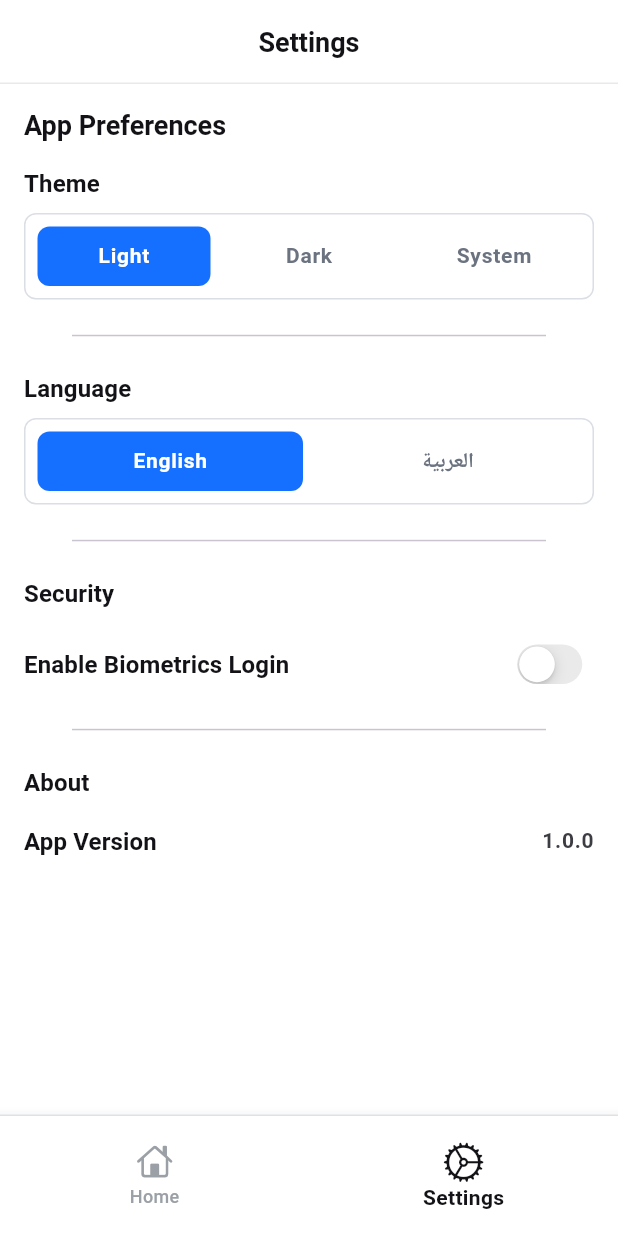
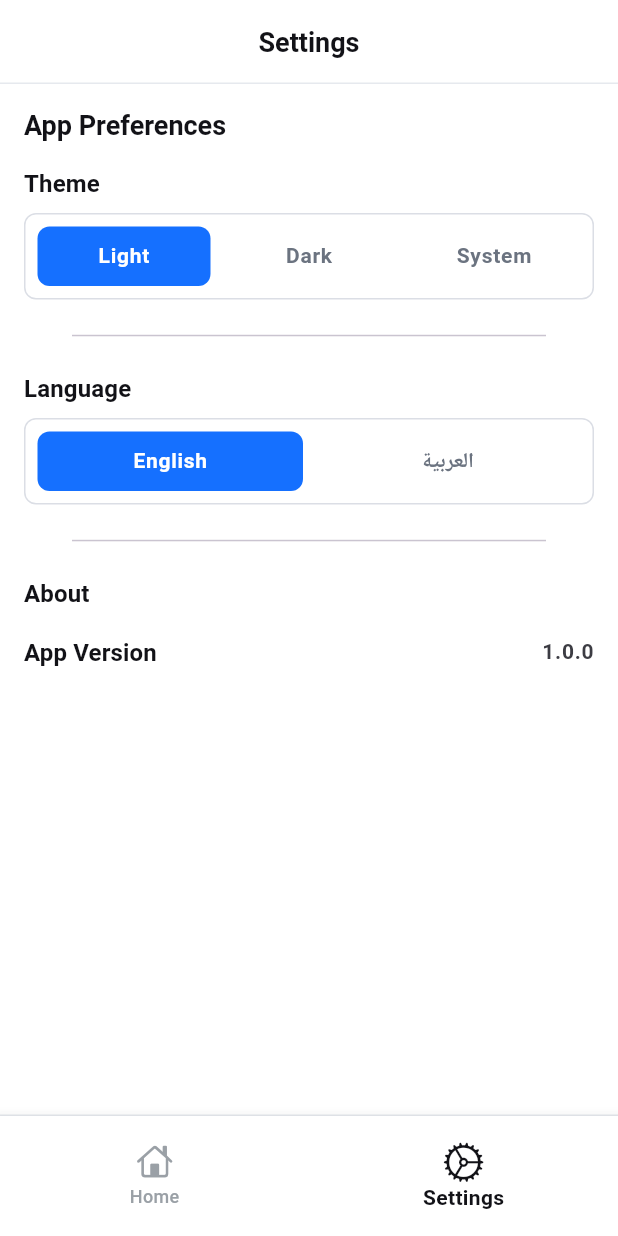
Before and after one commit to OmarAdel10/doist, a Flutter app: the screen it shows after launch, item 2 of the bottom bar chosen, on a phone screen of 412 x 824 dp. Run offline on Flutter 3.47's test engine with Material 3 defaults, Android fonts, the phone set to English and light mode, and no system bars; our stand-ins replace equatable, flutter_animate, flutter_bloc, flutter_slidable, hydrated_bloc, lottie and 2 more.

Commit message:
removed the security section because the app is too simple and doesn't need a security ( maybe i will add it in the future )

```diff
--- a/lib/settings_tab/view/screens/settings_tab.dart
+++ b/lib/settings_tab/view/screens/settings_tab.dart
@@ -1,7 +1,6 @@
 import 'package:doist/generated/l10n.dart';
 import 'package:doist/settings_tab/view/widgets/about_section.dart';
 import 'package:doist/settings_tab/view/widgets/language_section.dart';
-import 'package:doist/settings_tab/view/widgets/security_section.dart';
 import 'package:doist/settings_tab/view/widgets/theme_section.dart';
 import 'package:doist/settings_tab/view_model/settings_view_model.dart';
 import 'package:doist/shared/app_theme.dart';
@@ -35,10 +34,6 @@ class SettingsTab extends StatelessWidget {
           const SizedBox(height: 16,),
           const Divider(indent: 32,endIndent: 32,),
           const SizedBox(height: 16,),
-          const SecuritySection(),
-          const SizedBox(height: 16,),
-          const Divider(indent: 32,endIndent: 32,),
-          const SizedBox(height: 16,),
           const AboutSection(),
         ],
       ),
--- a/lib/settings_tab/view/widgets/security_section.dart
+++ /dev/null
@@ -1,61 +0,0 @@
-import 'package:doist/generated/l10n.dart';
-import 'package:doist/settings_tab/view_model/settings_events.dart';
-import 'package:doist/settings_tab/view_model/settings_states.dart';
-import 'package:doist/settings_tab/view_model/settings_view_model.dart';
-import 'package:doist/shared/app_theme.dart';
-import 'package:flutter/cupertino.dart';
-import 'package:flutter/material.dart';
-import 'package:flutter_bloc/flutter_bloc.dart';
-
-class SecuritySection extends StatelessWidget {
-  const SecuritySection({super.key});
-
-  @override
-  Widget build(BuildContext context) {
-    return Column(
-      crossAxisAlignment: CrossAxisAlignment.start,
-      children: [
-        Text(
-          S.of(context).security,
-          style: Theme.of(context).textTheme.labelLarge!.copyWith(
-            color:
-                context.read<SettingsBloc>().state.model.themeMode ==
-                    ThemeMode.light
-                ? AppTheme.lightModeBlack
-                : AppTheme.darkModeWhite,
-          ),
-        ),
-        const SizedBox(height: 16),
-        Row(
-          mainAxisAlignment: MainAxisAlignment.spaceBetween,
-          children: [
-            Text(
-              S.of(context).enable_biometrics_login,
-              style: Theme.of(context).textTheme.labelLarge!.copyWith(
-                color:
-                    context.read<SettingsBloc>().state.model.themeMode ==
-                        ThemeMode.light
-                    ? AppTheme.lightModeBlack
-                    : AppTheme.darkModeWhite,
-              ),
-            ),
-            BlocBuilder<SettingsBloc, SettingsState>(
-              builder: (context, state) {
-                return Transform.scale(
-                  scale: 0.85,
-                  child: CupertinoSwitch(
-                    activeTrackColor: AppTheme.darkModeSecondry,
-                    value: state.model.enabledBioMetricLogin,
-                    onChanged: (value) => context.read<SettingsBloc>().add(
-                      SettingsUpdateBioMetrics(),
-                    ),
-                  ),
-                );
-              },
-            ),
-          ],
-        ),
-      ],
-    );
-  }
-}
```
